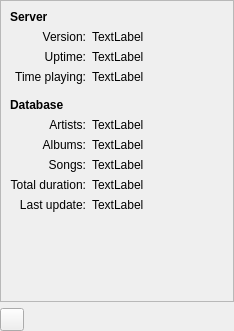
Before: the Qt Designer form gui/serverinfopage.ui in polpo/cantata-mac, drawn with Qt 5.
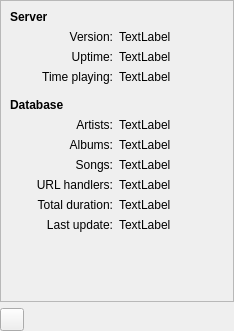
After: the same form once the commit is applied.

The edit to the form file:
```diff
--- a/gui/serverinfopage.ui
+++ b/gui/serverinfopage.ui
@@ -183,7 +183,7 @@
         </property>
        </widget>
       </item>
-      <item row="9" column="0" colspan="2">
+      <item row="10" column="0" colspan="2">
        <widget class="QLabel" name="label_9">
         <property name="text">
          <string>Total duration:</string>
@@ -193,14 +193,14 @@
         </property>
        </widget>
       </item>
-      <item row="9" column="2">
+      <item row="10" column="2">
        <widget class="QLabel" name="totalDuration">
         <property name="text">
          <string>TextLabel</string>
         </property>
        </widget>
       </item>
-      <item row="10" column="0" colspan="2">
+      <item row="11" column="0" colspan="2">
        <widget class="QLabel" name="label_13">
         <property name="text">
          <string>Last update:</string>
@@ -210,14 +210,14 @@
         </property>
        </widget>
       </item>
-      <item row="10" column="2">
+      <item row="11" column="2">
        <widget class="QLabel" name="lastUpdate">
         <property name="text">
          <string>TextLabel</string>
         </property>
        </widget>
       </item>
-      <item row="11" column="1">
+      <item row="12" column="1">
        <spacer name="verticalSpacer">
         <property name="orientation">
          <enum>Qt::Vertical</enum>
@@ -230,6 +230,29 @@
         </property>
        </spacer>
       </item>
+      <item row="9" column="1">
+       <widget class="QLabel" name="label_4">
+        <property name="text">
+         <string>URL handlers:</string>
+        </property>
+        <property name="alignment">
+         <set>Qt::AlignRight|Qt::AlignTop|Qt::AlignTrailing</set>
+        </property>
+       </widget>
+      </item>
+      <item row="9" column="2">
+       <widget class="QLabel" name="urlhandlers">
+        <property name="text">
+         <string>TextLabel</string>
+        </property>
+        <property name="alignment">
+         <set>Qt::AlignLeading|Qt::AlignLeft|Qt::AlignTop</set>
+        </property>
+        <property name="wordWrap">
+         <bool>true</bool>
+        </property>
+       </widget>
+      </item>
      </layout>
     </widget>
    </item>
```
